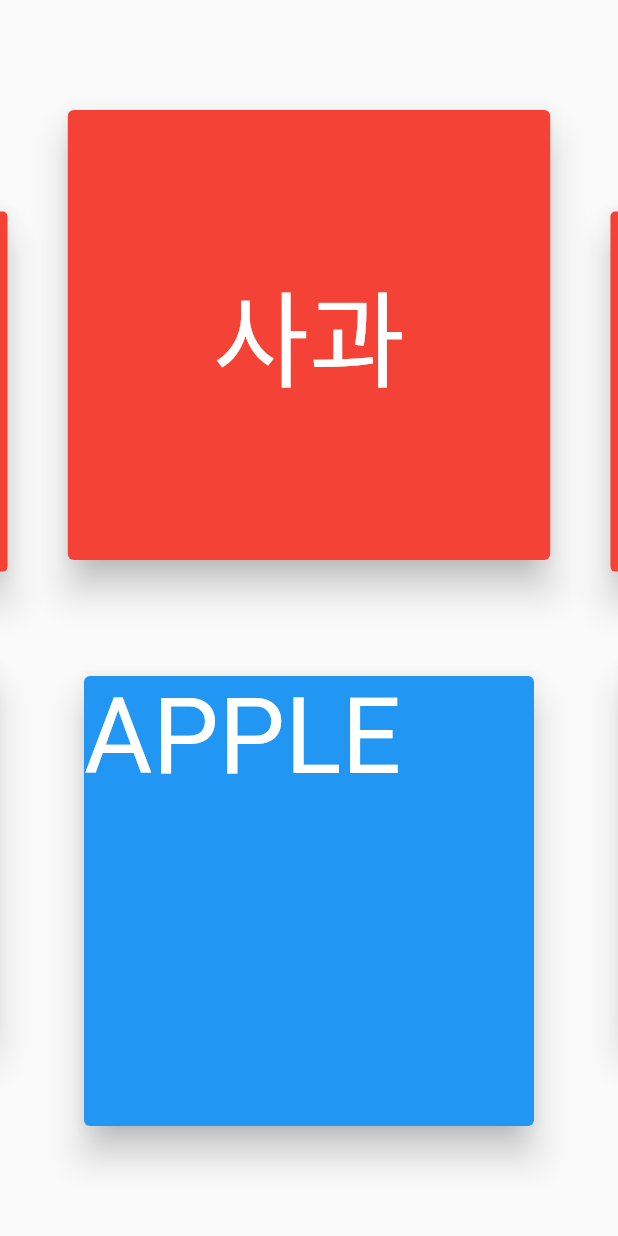
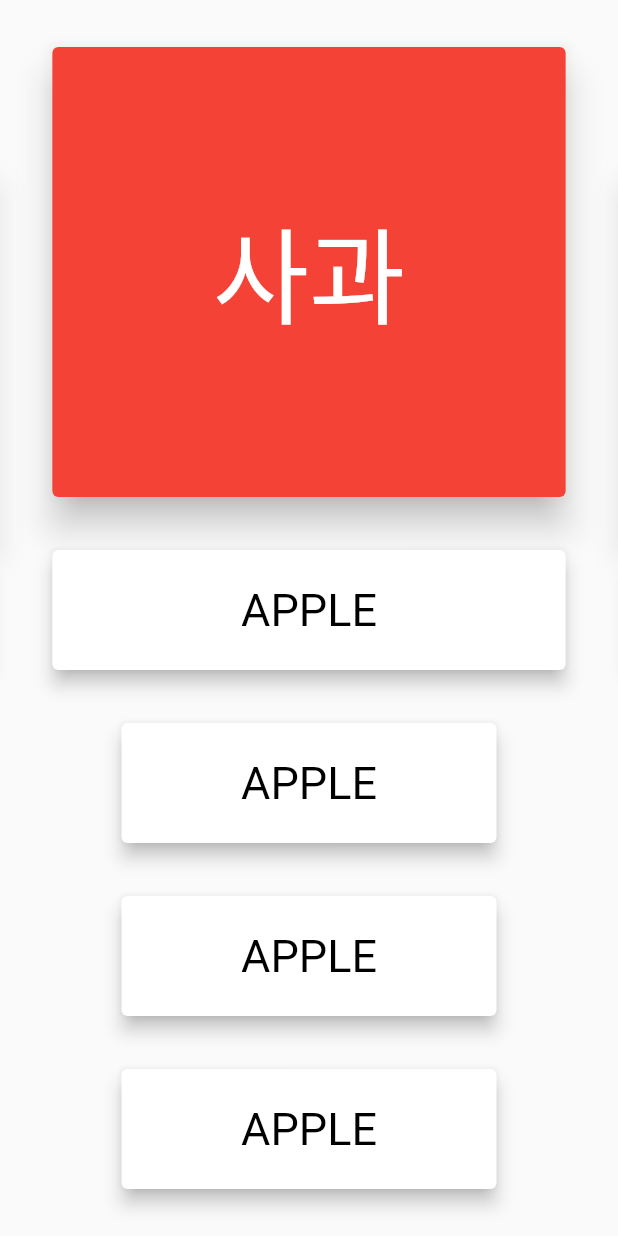
Before and after one commit to yuljlee/swiper_idea, a Flutter app: the screen it shows after launch, on a phone screen of 412 x 824 dp. Run offline on Flutter 3.47's test engine with Material 2 defaults, Android fonts, the phone set to English and light mode, and no system bars; drawn by our look-alikes of flip_card; our stand-ins replace flutter_swiper, flutter_tts.

Commit message:
feat: Add answer list

```diff
--- a/lib/main.dart
+++ b/lib/main.dart
@@ -1,11 +1,8 @@
-
 import 'package:flip_card/flip_card.dart';
 import 'package:flutter/material.dart';
 import 'package:flutter_swiper/flutter_swiper.dart';
 import 'package:flutter_tts/flutter_tts.dart';
 import 'package:swiper_idea/model/word.dart';
-
-
 
 void main() => runApp(MyApp());
 
@@ -57,8 +54,6 @@ class _MyHomePageState extends State<MyHomePage> {
   //var word = new Word();
    final Word word = Word();
 
-
-
   @override
   Widget build(BuildContext context) {
 
@@ -91,10 +86,8 @@ class _MyHomePageState extends State<MyHomePage> {
                         Center(
                           child: Text(
                             korWord[index],
-
                             style: TextStyle(color: Colors.white, fontSize: 70),),
                         ),
-
                           // RaisedButton(onPressed: () => _speak(korWord[index]),
                           // ),
                       back: Card(
@@ -111,25 +104,63 @@ class _MyHomePageState extends State<MyHomePage> {
 
                 ),
                 Card(
-                  color: Colors.blue,
-                  elevation: 10,
+                  elevation: 5,
                   child: Container(
-                    height: 300,
-                    width: 300,
-                    child: Text(
+                    height: 80,
+                    //width: 250,
+                    child: Center(
+                      child: Text(
                           engWord[index],
-
-                          style: TextStyle(color: Colors.white, fontSize: 70),),)
-
+                          style: TextStyle(color: Colors.black, fontSize: 30),
+                          ),
+                      )
+                    )
+                ),
+                Card(
+                  elevation: 5,
+                  child: Container(
+                    height: 80,
+                    width: 250,
+                    child: Center(
+                      child: Text(
+                          engWord[index],
+                          style: TextStyle(color: Colors.black, fontSize: 30),
+                          ),
+                      )
+                    )
+                ),
+                Card(
+                  elevation: 5,
+                  child: Container(
+                    height: 80,
+                    width: 250,
+                    child: Center(
+                      child: Text(
+                          engWord[index],
+                          style: TextStyle(color: Colors.black, fontSize: 30),
+                          ),
+                      )
+                    )
+                ),
+                Card(
+                  elevation: 5,
+                  child: Container(
+                    height: 80,
+                    width: 250,
+                    child: Center(
+                      child: Text(
+                          engWord[index],
+                          style: TextStyle(color: Colors.black, fontSize: 30),
+                          ),
+                      )
+                    )
                 ),
             ],
           );
 
-
-
         },
         itemCount: 5,
-        viewportFraction: 0.8,
+        viewportFraction: 0.85,
 
         scale: 0.8,
         onIndexChanged: (index) {
```
